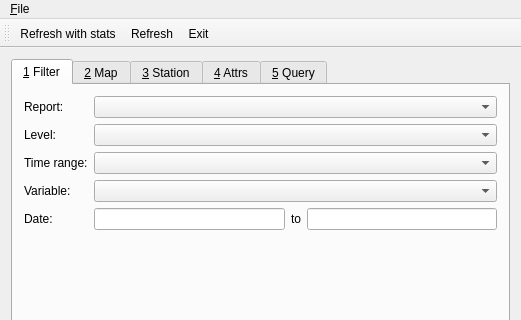
The window that provami/provamimainwindow.ui (ARPA-SIMC/provami) describes before a commit, drawn with Qt 5; both pictures show x 0 to 521 and y 0 to 320 of the 521 by 647 pixel window.
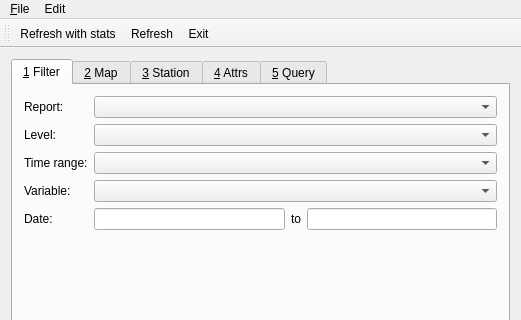
The same window after the commit. Custom widgets are drawn as their Qt base class.

Commit message: Added 'Unselect stations' action to Edit menu (#9)

Patch:
```diff
--- a/provami/provamimainwindow.ui
+++ b/provami/provamimainwindow.ui
@@ -521,7 +521,7 @@
      <x>0</x>
      <y>0</y>
      <width>521</width>
-     <height>23</height>
+     <height>19</height>
     </rect>
    </property>
    <widget class="QMenu" name="menuFile">
@@ -532,7 +532,14 @@
     <addaction name="separator"/>
     <addaction name="actionExit"/>
    </widget>
+   <widget class="QMenu" name="menuSelect">
+    <property name="title">
+     <string>Edit</string>
+    </property>
+    <addaction name="actionUnselectStations"/>
+   </widget>
    <addaction name="menuFile"/>
+   <addaction name="menuSelect"/>
   </widget>
   <widget class="QToolBar" name="mainToolBar">
    <attribute name="toolBarArea">
```
Left out of the diff: 11 changed lines with no effect on the pictures. The commit also changes 3 other files.
